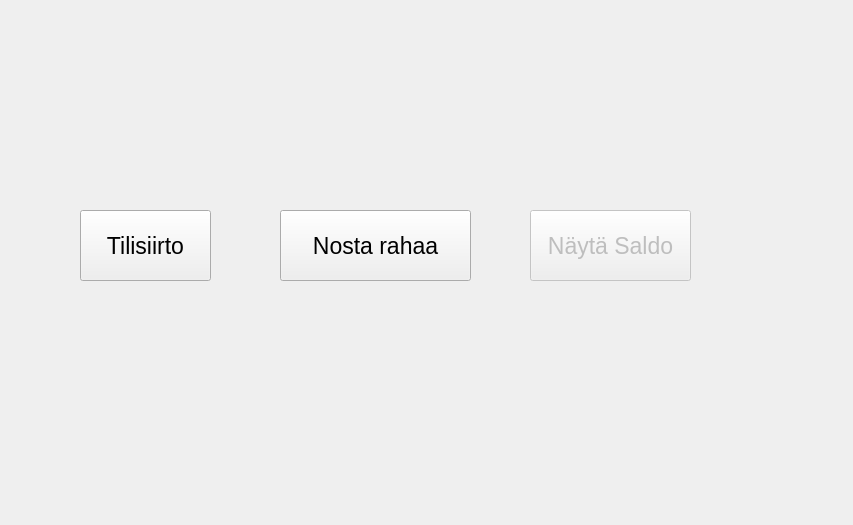
The window that bankautomat/valikko.ui (tvt21kmo-bank-project/group_9) describes before a commit, drawn with Qt 5.
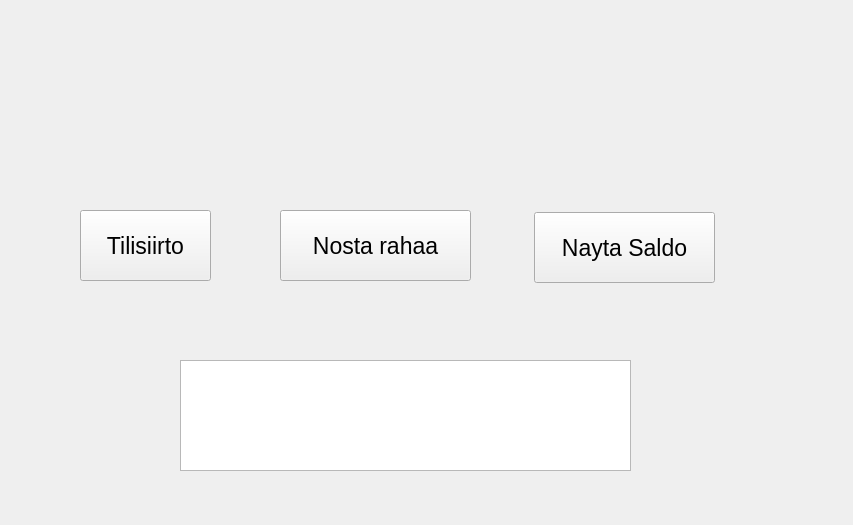
The same window after the commit.

Commit message: saldo melkein valmis

What changed in the file:
```diff
--- a/bankautomat/valikko.ui
+++ b/bankautomat/valikko.ui
@@ -50,14 +50,11 @@
    </property>
   </widget>
   <widget class="QPushButton" name="btnNaytaSaldo">
-   <property name="enabled">
-    <bool>false</bool>
-   </property>
    <property name="geometry">
     <rect>
-     <x>530</x>
-     <y>210</y>
-     <width>161</width>
+     <x>534</x>
+     <y>212</y>
+     <width>181</width>
      <height>71</height>
     </rect>
    </property>
@@ -67,7 +64,17 @@
     </font>
    </property>
    <property name="text">
-    <string>Näytä Saldo</string>
+    <string>Nayta Saldo</string>
+   </property>
+  </widget>
+  <widget class="QTextEdit" name="txtSaldo">
+   <property name="geometry">
+    <rect>
+     <x>180</x>
+     <y>360</y>
+     <width>451</width>
+     <height>111</height>
+    </rect>
    </property>
   </widget>
  </widget>
```
The commit also changes 43 other files.
